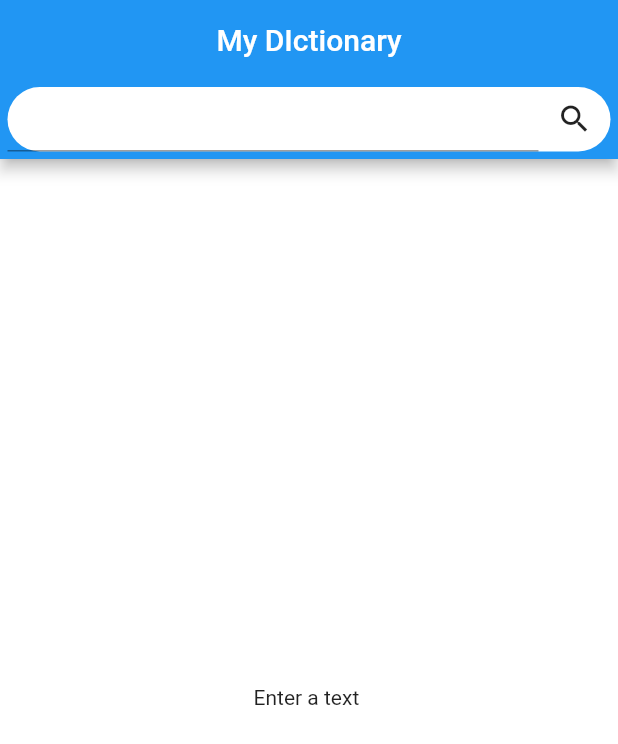
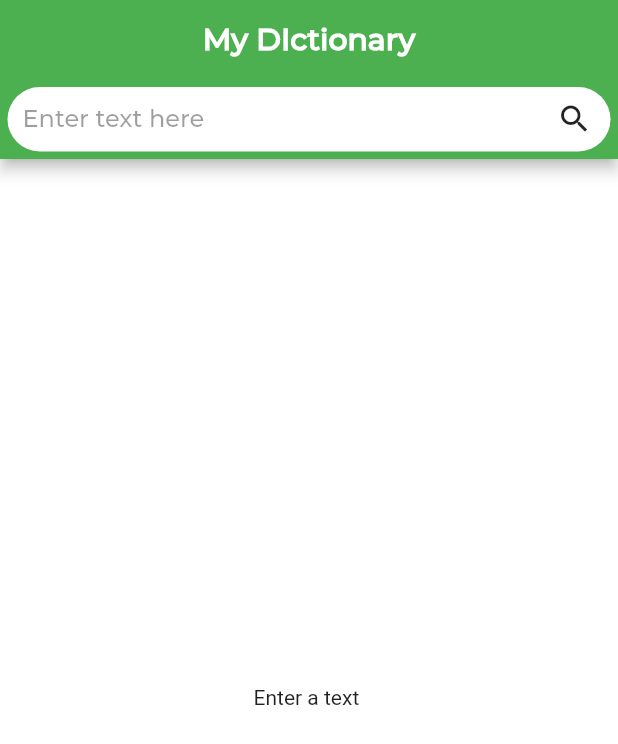
Before and after one commit to gyatashoa/Dictionary, a Flutter app: the screen it shows after launch, on a phone screen of 412 x 824 dp. Shown: the top 744 px of the screen. Run offline on Flutter 3.47's test engine with Material 2 defaults, Android fonts, the phone set to English and light mode, and no system bars.

Commit message:
no definitions error fixed and fonts added

```diff
--- a/lib/main.dart
+++ b/lib/main.dart
@@ -12,7 +12,7 @@ class MyApp extends StatelessWidget {
     return MaterialApp(
       title: 'Flutter Demo',
       theme: ThemeData(
-        primarySwatch: Colors.blue,
+        primarySwatch: Colors.green,
         visualDensity: VisualDensity.adaptivePlatformDensity,
       ),
       home: HomePage(),
--- a/lib/screens/home.dart
+++ b/lib/screens/home.dart
@@ -23,22 +23,63 @@ class _HomePageState extends State<HomePage> {
     _stream = _streamController.stream;
   }
 
+  bool _requesting = false;
+  Future<Response> _onTimeout(context) {
+    // Scaffold.of(context).showSnackBar(SnackBar(
+    //   content: Text("Server timeout"),
+    // ));
+    print("timeout");
+  }
+
   void _search() async {
+    _requesting = true;
     if (_textEditingController.text.isEmpty) {
       _streamController.add(null);
+      return;
     }
     _streamController.add("waiting");
-    var response = await get(url + _textEditingController.text,
-        headers: {"Authorization": "Token " + token});
-    print(response.body);
+    Response response = await get(url + _textEditingController.text,
+        headers: {"Authorization": "Token " + token}).catchError((err) {
+      print(err);
+    }).timeout(Duration(seconds: 10), onTimeout: () {
+      _onTimeout(context);
+      return;
+    });
+    if (response == null) {
+      _streamController.add("timeout");
+      return;
+    }
+    if (response.statusCode == 404) {
+      print("fkgf");
+      _streamController.add("No definitions");
+      return;
+    }
+    // print(json.decode(response.body);
+    // if (jsonDecode(response.body)[0]["message"] == "No definition :(") {
+    //   print("no");
+    //   _streamController.add("No Definitions");
+    // }
     _streamController.add(jsonDecode(response.body));
   }
+
+  // void _onTextChanged(String value) {
+  //   Timer(Duration(seconds: 3), () {
+  //     if (!_requesting) {
+  //       print(value);
+  //       _search();
+  //     }
+  //   });
+  // }
 
   @override
   Widget build(BuildContext context) {
     return Scaffold(
       appBar: AppBar(
-        title: Text("My DIctionary"),
+        title: Text(
+          "My DIctionary",
+          style:
+              TextStyle(fontFamily: "Montserrat", fontWeight: FontWeight.bold),
+        ),
         centerTitle: true,
         bottom: PreferredSize(
             child: Container(
@@ -50,12 +91,24 @@ class _HomePageState extends State<HomePage> {
                       margin: EdgeInsets.all(5),
                       child: Row(
                         children: <Widget>[
+                          SizedBox(
+                            width: 10,
+                          ),
                           Expanded(
                               child: TextField(
+                            // onChanged: _onTextChanged,
+                            style: TextStyle(fontFamily: "Montserrat"),
+                            decoration: InputDecoration.collapsed(
+                                hintText: "Enter text here",
+                                hintStyle: TextStyle(
+                                    fontFamily: "Montserrat",
+                                    color: Colors.black38)),
                             controller: _textEditingController,
                           )),
-                          IconButton(
-                              icon: Icon(Icons.search), onPressed: _search)
+                          Builder(
+                              builder: (context) => IconButton(
+                                  icon: Icon(Icons.search),
+                                  onPressed: () => _search()))
                         ],
                       ))),
             ),
@@ -76,11 +129,19 @@ class _HomePageState extends State<HomePage> {
                   child: CircularProgressIndicator(),
                 );
               }
-              // if (snapshot.data[0]["definitions"] == null ) {
-              //   return Center(
-              //     child: Text("No definitions found"),
-              //   );
-              // }
+              if (snapshot.data == "timeout") {
+                return Center(
+                  child: Text("timeout"),
+                );
+              }
+              if (snapshot.data == "No definitions") {
+                // print("entered");
+                return Center(
+                  child: Text(
+                      "No Definitions found for ${_textEditingController.text}"),
+                );
+              }
+              print(snapshot.data);
               return Container(
                 child: Container(
                   child: ListView.builder(
@@ -91,6 +152,8 @@ class _HomePageState extends State<HomePage> {
                                 margin: EdgeInsets.all(8),
                                 color: Colors.grey[300],
                                 child: ListTile(
+                                  trailing: IconButton(
+                                      icon: Icon(Icons.add), onPressed: () {}),
                                   leading: snapshot.data["definitions"][i]
                                               ["image_url"] ==
                                           null
@@ -100,15 +163,49 @@ class _HomePageState extends State<HomePage> {
                                               snapshot.data["definitions"][i]
                                                   ["image_url"]),
                                         ),
-                                  title: Text(_textEditingController.text +
-                                      " (${snapshot.data["definitions"][i]["type"].toString()})"),
+                                  title: Text(
+                                    "${(i + 1).toString()}. " +
+                                        _textEditingController.text +
+                                        " (${snapshot.data["definitions"][i]["type"].toString()})",
+                                    style: TextStyle(
+                                        fontFamily: "Montserrat",
+                                        fontWeight: FontWeight.bold),
+                                  ),
                                 ),
                               ),
                               Padding(
                                 padding: EdgeInsets.symmetric(horizontal: 10),
                                 child: Text(
-                                    " (${snapshot.data["definitions"][i]["definition"].toString()})"),
-                              )
+                                  "${snapshot.data["definitions"][i]["definition"].toString()}",
+                                  style: TextStyle(
+                                      fontFamily: "Montserrat", fontSize: 15),
+                                ),
+                              ),
+                              SizedBox(
+                                height: 10,
+                              ),
+                              Padding(
+                                padding: const EdgeInsets.symmetric(
+                                    horizontal: 10.0),
+                                child: RichText(
+                                    text: TextSpan(children: [
+                                  TextSpan(
+                                    text: "Example:  ",
+                                    style: TextStyle(
+                                        fontFamily: "Montserrat",
+                                        fontSize: 15,
+                                        color: Colors.blue),
+                                  ),
+                                  TextSpan(
+                                    text:
+                                        "${snapshot.data["definitions"][i]["example"].toString()}",
+                                    style: TextStyle(
+                                        fontFamily: "Montserrat",
+                                        fontSize: 15,
+                                        color: Colors.black),
+                                  ),
+                                ])),
+                              ),
                             ],
                           )),
                 ),
```
Also changed, not shown: pubspec.yaml (+7 -7 lines), assets/fonts/Montserrat-Medium.ttf (added).
